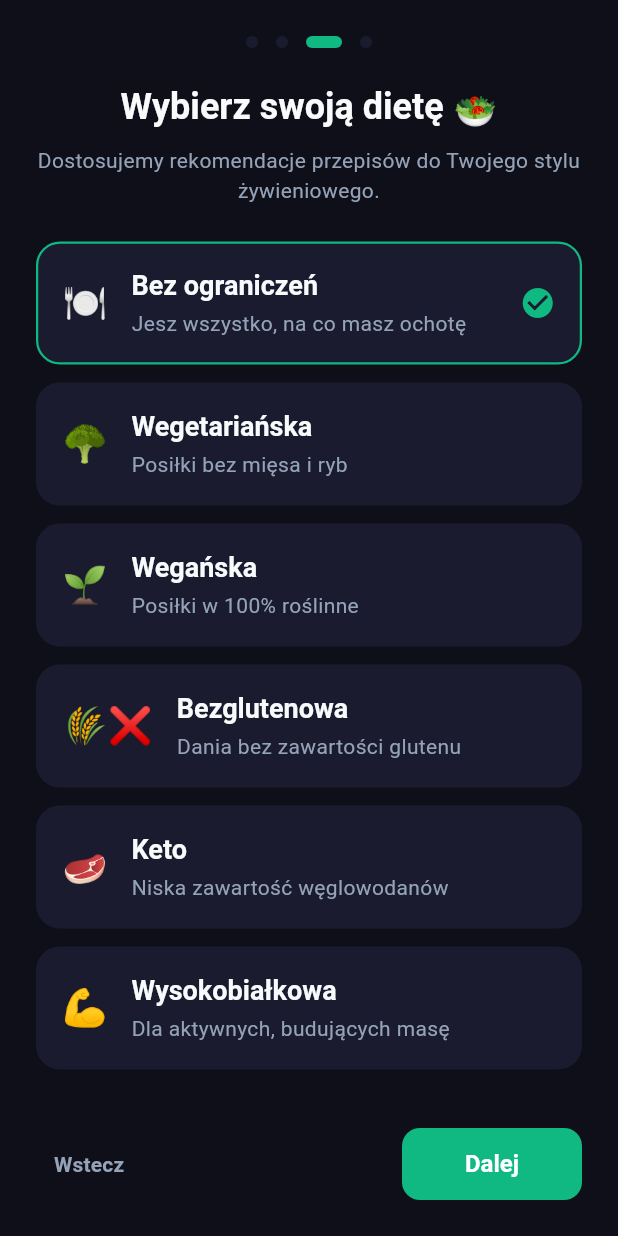
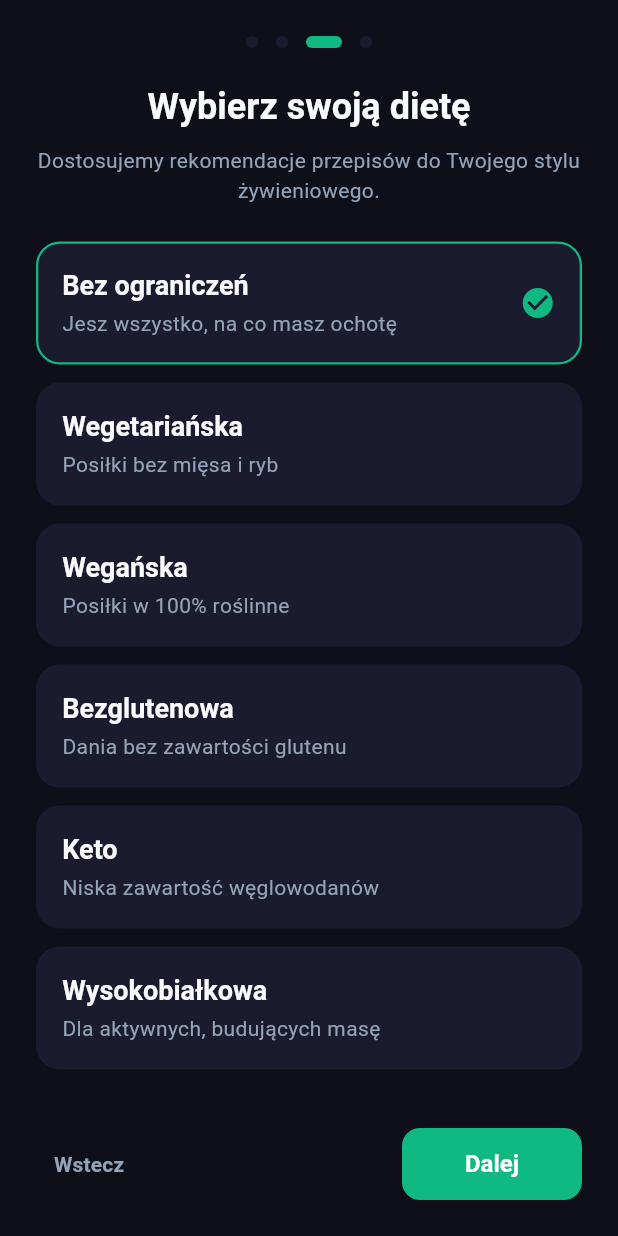
Before and after one commit to qasdasd554/mealplanner1108, a Flutter app: the OnboardingScreen screen opened by its route, swiped to page 3, on a phone screen of 412 x 824 dp. Run offline on Flutter 3.47's test engine with Material 3 defaults, Android fonts, the phone set to English and light mode, and no system bars; our stand-ins replace flutter_animate, google_sign_in, percent_indicator, share_plus, shared_preferences; accounts and stored records are empty; network calls fail.

Commit message:
Uprawnienie INTERNET, usuniecie emotek, projekt Android

```diff
--- a/frontend/lib/providers/shopping_list_provider.dart
+++ b/frontend/lib/providers/shopping_list_provider.dart
@@ -20,7 +20,7 @@ class ShoppingListProvider with ChangeNotifier {
     try {
       _currentList = await _shoppingListService.getShoppingList(listId);
     } catch (e) {
-      _errorMessage = e.toString().replaceAll('ApiException: ', '');
+      _errorMessage = e.toString().replaceAll('ApiException:', '');
     } finally {
       _isLoading = false;
       notifyListeners();
@@ -55,7 +55,7 @@ class ShoppingListProvider with ChangeNotifier {
     } catch (e) {
       // Cofnij zmianę w razie błędu
       targetItem.isChecked = !targetItem.isChecked;
-      _errorMessage = e.toString().replaceAll('ApiException: ', '');
+      _errorMessage = e.toString().replaceAll('ApiException:', '');
       notifyListeners();
     }
   }
@@ -74,7 +74,7 @@ class ShoppingListProvider with ChangeNotifier {
       await loadShoppingList(_currentList!.id);
       return true;
     } catch (e) {
-      _errorMessage = e.toString().replaceAll('ApiException: ', '');
+      _errorMessage = e.toString().replaceAll('ApiException:', '');
       return false;
     } finally {
       _isLoading = false;
--- a/frontend/lib/providers/store_provider.dart
+++ b/frontend/lib/providers/store_provider.dart
@@ -22,7 +22,7 @@ class StoreProvider with ChangeNotifier {
     try {
       _stores = await _storeService.getStores();
     } catch (e) {
-      _errorMessage = e.toString().replaceAll('ApiException: ', '');
+      _errorMessage = e.toString().replaceAll('ApiException:', '');
     } finally {
       _isLoading = false;
       notifyListeners();
--- a/frontend/lib/screens/auth/login_screen.dart
+++ b/frontend/lib/screens/auth/login_screen.dart
@@ -118,7 +118,7 @@ class _LoginScreenState extends State<LoginScreen> {
                       const SizedBox(height: 24),
                       // Tytuł powitalny
                       Text(
-                        'Witaj ponownie! 👋',
+                        'Witaj ponownie!',
                         style: Theme.of(context).textTheme.displaySmall?.copyWith(
                               fontWeight: FontWeight.bold,
                             ),
@@ -231,7 +231,7 @@ class _LoginScreenState extends State<LoginScreen> {
                         },
                         child: RichText(
                           text: const TextSpan(
-                            text: 'Nie masz konta? ',
+                            text: 'Nie masz konta?',
                             style: TextStyle(color: AppTheme.textSecondary),
                             children: [
                               TextSpan(
--- a/frontend/lib/screens/auth/register_screen.dart
+++ b/frontend/lib/screens/auth/register_screen.dart
@@ -91,7 +91,7 @@ class _RegisterScreenState extends State<RegisterScreen> {
                     children: [
                       // Tytuł powitalny
                       Text(
-                        'Utwórz konto 📝',
+                        'Utwórz konto',
                         style: Theme.of(context).textTheme.displaySmall?.copyWith(
                               fontWeight: FontWeight.bold,
                             ),
@@ -204,7 +204,7 @@ class _RegisterScreenState extends State<RegisterScreen> {
                         },
                         child: RichText(
                           text: const TextSpan(
-                            text: 'Masz już konto? ',
+                            text: 'Masz już konto?',
                             style: TextStyle(color: AppTheme.textSecondary),
                             children: [
                               TextSpan(
--- a/frontend/lib/screens/meal_plan/plan_view_screen.dart
+++ b/frontend/lib/screens/meal_plan/plan_view_screen.dart
@@ -337,7 +337,7 @@ class _PlanViewScreenState extends State<PlanViewScreen> {
                                     ),
                                     const SizedBox(height: 4),
                                     Text(
-                                      '⏱️ ${entry.recipe.totalTimeMin} min • 🔥 ${entry.recipe.nutritionTotal.kcal.toInt()} kcal',
+                                      '⏱ ${entry.recipe.totalTimeMin} min • ${entry.recipe.nutritionTotal.kcal.toInt()} kcal',
                                       style: const TextStyle(
                                         color: AppTheme.textSecondary,
                                         fontSize: 12,
@@ -385,7 +385,7 @@ class _PlanViewScreenState extends State<PlanViewScreen> {
                     onPressed: () {
                       Navigator.of(context).pushNamed('/shopping');
                     },
-                    child: const Text('Przejdź do zakupów 🛒'),
+                    child: const Text('Przejdź do zakupów'),
                   ),
           ),
         ],
--- a/frontend/lib/screens/onboarding/onboarding_screen.dart
+++ b/frontend/lib/screens/onboarding/onboarding_screen.dart
@@ -24,23 +24,23 @@ class _OnboardingScreenState extends State<OnboardingScreen> {
   int _householdSize = 1;
 
   final List<Map<String, String>> _allergensList = [
-    {'id': 'gluten', 'name': 'Gluten', 'emoji': '🌾'},
-    {'id': 'laktoza', 'name': 'Laktoza', 'emoji': '🥛'},
-    {'id': 'orzechy', 'name': 'Orzechy', 'emoji': '🥜'},
-    {'id': 'jaja', 'name': 'Jaja', 'emoji': '🥚'},
-    {'id': 'soja', 'name': 'Soja', 'emoji': '🫘'},
-    {'id': 'seler', 'name': 'Seler', 'emoji': '🥬'},
-    {'id': 'ryby', 'name': 'Ryby', 'emoji': '🐟'},
-    {'id': 'skorupiaki', 'name': 'Skorupiaki', 'emoji': '🍤'},
+    {'id': 'gluten', 'name': 'Gluten'},
+    {'id': 'laktoza', 'name': 'Laktoza'},
+    {'id': 'orzechy', 'name': 'Orzechy'},
+    {'id': 'jaja', 'name': 'Jaja'},
+    {'id': 'soja', 'name': 'Soja'},
+    {'id': 'seler', 'name': 'Seler'},
+    {'id': 'ryby', 'name': 'Ryby'},
+    {'id': 'skorupiaki', 'name': 'Skorupiaki'},
   ];
 
   final List<Map<String, String>> _dietsList = [
-    {'name': 'Bez ograniczeń', 'desc': 'Jesz wszystko, na co masz ochotę', 'emoji': '🍽️'},
-    {'name': 'Wegetariańska', 'desc': 'Posiłki bez mięsa i ryb', 'emoji': '🥦'},
-    {'name': 'Wegańska', 'desc': 'Posiłki w 100% roślinne', 'emoji': '🌱'},
-    {'name': 'Bezglutenowa', 'desc': 'Dania bez zawartości glutenu', 'emoji': '🌾❌'},
-    {'name': 'Keto', 'desc': 'Niska zawartość węglowodanów', 'emoji': '🥩'},
-    {'name': 'Wysokobiałkowa', 'desc': 'Dla aktywnych, budujących masę', 'emoji': '💪'},
+    {'name': 'Bez ograniczeń', 'desc': 'Jesz wszystko, na co masz ochotę'},
+    {'name': 'Wegetariańska', 'desc': 'Posiłki bez mięsa i ryb'},
+    {'name': 'Wegańska', 'desc': 'Posiłki w 100% roślinne'},
+    {'name': 'Bezglutenowa', 'desc': 'Dania bez zawartości glutenu'},
+    {'name': 'Keto', 'desc': 'Niska zawartość węglowodanów'},
+    {'name': 'Wysokobiałkowa', 'desc': 'Dla aktywnych, budujących masę'},
   ];
 
   @override
@@ -166,7 +166,7 @@ class _OnboardingScreenState extends State<OnboardingScreen> {
                     style: ElevatedButton.styleFrom(
                       minimumSize: const Size(120, 48),
                     ),
-                    child: Text(_currentPage == 3 ? 'Gotowe! 🎉' : 'Dalej'),
+                    child: Text(_currentPage == 3 ? 'Gotowe!' : 'Dalej'),
                   ),
                 ],
               ),
@@ -201,7 +201,7 @@ class _OnboardingScreenState extends State<OnboardingScreen> {
         crossAxisAlignment: CrossAxisAlignment.stretch,
         children: [
           Text(
-            'Gdzie robisz zakupy? 🛒',
+            'Gdzie robisz zakupy?',
             style: Theme.of(context).textTheme.displaySmall,
             textAlign: TextAlign.center,
           ),
@@ -302,7 +302,7 @@ class _OnboardingScreenState extends State<OnboardingScreen> {
         crossAxisAlignment: CrossAxisAlignment.stretch,
         children: [
           Text(
-            'Czy masz jakieś alergie? 🚫',
+            'Czy masz jakieś alergie?',
             style: Theme.of(context).textTheme.displaySmall,
             textAlign: TextAlign.center,
           ),
@@ -352,11 +352,6 @@ class _OnboardingScreenState extends State<OnboardingScreen> {
                     child: Row(
                       children: [
                         Text(
-                          allergen['emoji']!,
-                          style: const TextStyle(fontSize: 22),
-                        ),
-                        const SizedBox(width: 12),
-                        Text(
                           allergen['name']!,
                           style: Theme.of(context).textTheme.titleLarge?.copyWith(
                                 fontSize: 16,
@@ -383,7 +378,7 @@ class _OnboardingScreenState extends State<OnboardingScreen> {
         crossAxisAlignment: CrossAxisAlignment.stretch,
         children: [
           Text(
-            'Wybierz swoją dietę 🥗',
+            'Wybierz swoją dietę',
             style: Theme.of(context).textTheme.displaySmall,
             textAlign: TextAlign.center,
           ),
@@ -420,11 +415,6 @@ class _OnboardingScreenState extends State<OnboardingScreen> {
                     ),
                     child: Row(
                       children: [
-                        Text(
-                          diet['emoji']!,
-                          style: const TextStyle(fontSize: 24),
-                        ),
-                        const SizedBox(width: 16),
                         Expanded(
                           child: Column(
                             crossAxisAlignment: CrossAxisAlignment.start,
@@ -464,7 +454,7 @@ class _OnboardingScreenState extends State<OnboardingScreen> {
         crossAxisAlignment: CrossAxisAlignment.stretch,
         children: [
           Text(
-            'Dla ilu osób gotujesz? 👨‍👩‍👧‍👦',
+            'Dla ilu osób gotujesz?',
             style: Theme.of(context).textTheme.displaySmall,
             textAlign: TextAlign.center,
           ),
--- a/frontend/lib/screens/products/products_screen.dart
+++ b/frontend/lib/screens/products/products_screen.dart
@@ -240,9 +240,9 @@ class _ProductsScreenState extends State<ProductsScreen> {
                 Text(
                   [
                     if (product?.brand != null) product!.brand!,
-                    if (kcal != null) '${kcal.toInt()} kcal / 100${product?.unit == 'ml' || product?.unit == 'l' ? 'ml' : 'g'}',
+                    if (kcal != null) '${kcal.toInt()} kcal / 100${product?.unit =='ml'|| product?.unit =='l'?'ml':'g'}',
                     if (!sp.isAvailable) 'niedostępny',
-                  ].join(' • '),
+                  ].join('•'),
                   style: const TextStyle(
                     color: AppTheme.textSecondary,
                     fontSize: 12,
@@ -264,7 +264,7 @@ class _ProductsScreenState extends State<ProductsScreen> {
                 ),
               ),
               Text(
-                '/ ${product?.defaultQuantity ?? 1} ${product?.unit ?? ''}',
+                '/ ${product?.defaultQuantity ?? 1} ${product?.unit ??''}',
                 style: const TextStyle(
                   color: AppTheme.textSecondary,
                   fontSize: 10,
--- a/frontend/lib/services/api_client.dart
+++ b/frontend/lib/services/api_client.dart
@@ -126,7 +126,7 @@ class ApiClient {
           errMsg = detail;
         } else if (detail is List) {
           // Błędy walidacji Pydantic
-          errMsg = detail.map((e) => e['msg'] ?? '').join(', ');
+          errMsg = detail.map((e) => e['msg'] ?? '').join(',');
         }
       }
       throw ApiException(response.statusCode, errMsg);
--- a/frontend/lib/services/food_log_service.dart
+++ b/frontend/lib/services/food_log_service.dart
@@ -12,7 +12,7 @@ class FoodLogService {
   final http.Client _client = http.Client();
 
   String _formatDate(DateTime date) =>
-      "${date.year}-${date.month.toString().padLeft(2, '0')}-${date.day.toString().padLeft(2, '0')}";
+      "${date.year}-${date.month.toString().padLeft(2,'0')}-${date.day.toString().padLeft(2,'0')}";
 
   Future<List<FoodLogEntry>> getLogsForDate(DateTime date, String token) async {
     // Backend: GET /food-log/?entry_date=YYYY-MM-DD
```
Also changed, not shown: frontend/lib/models/recipe.dart (+5 -5 lines), frontend/lib/providers/auth_provider.dart (+5 -5 lines), frontend/lib/providers/meal_plan_provider.dart (+6 -6 lines), frontend/lib/screens/home/home_screen.dart (+7 -3 lines), frontend/lib/screens/meal_plan/plan_config_screen.dart (+6 -6 lines), frontend/lib/screens/recipes/recipe_detail_screen.dart (+4 -4 lines), frontend/lib/screens/recipes/recipes_screen.dart (+5 -5 lines), frontend/lib/screens/shopping/shopping_list_screen.dart (+10 -10 lines), frontend/pubspec.lock (added), 21 other files.
